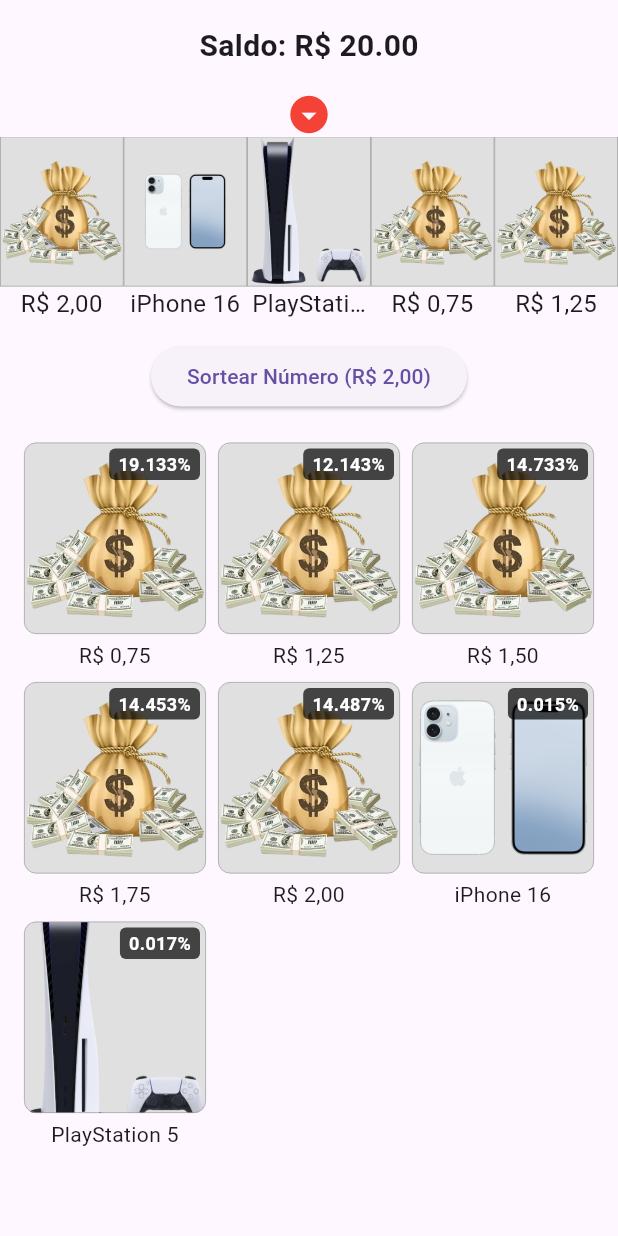
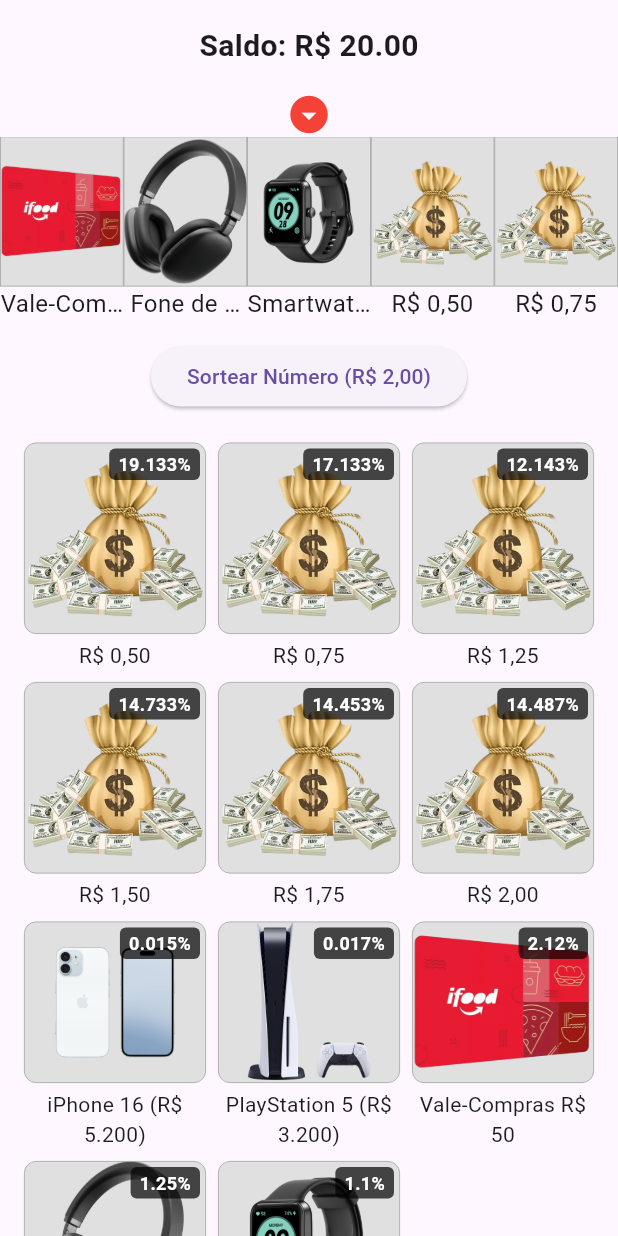
Before and after one commit to joaoconstancio1/genie_luck, a Flutter app: the screen it shows after launch, on a phone screen of 412 x 824 dp. Run offline on Flutter 3.47's test engine with Material 3 defaults, Android fonts, the phone set to English and light mode, and no system bars.

Commit message:
Update image fit style in GenieSlider and enhance SliderItemModel with new items and adjusted probabilities

```diff
--- a/lib/genie_slider/data/slider_items_model.dart
+++ b/lib/genie_slider/data/slider_items_model.dart
@@ -24,60 +24,79 @@ class SliderItemModel {
   static List<SliderItemModel> generateItems() {
     List<SliderItemModel> items = [
       SliderItemModel(
-        index: 0,
-        title: 'R\$ 0,75',
-        value: 0.75,
+        title: 'R\$ 0,50',
+        value: 0.50,
         image: 'assets/images/money.png',
         probability: 19.133,
       ),
       SliderItemModel(
-        index: 1,
+        title: 'R\$ 0,75',
+        value: 0.75,
+        image: 'assets/images/money.png',
+        probability: 17.133,
+      ),
+      SliderItemModel(
         title: 'R\$ 1,25',
         value: 1.25,
         image: 'assets/images/money.png',
         probability: 12.143,
       ),
       SliderItemModel(
-        index: 2,
         title: 'R\$ 1,50',
         value: 1.50,
         image: 'assets/images/money.png',
         probability: 14.733,
       ),
       SliderItemModel(
-        index: 3,
         title: 'R\$ 1,75',
         image: 'assets/images/money.png',
         value: 1.75,
         probability: 14.453,
       ),
       SliderItemModel(
-        index: 4,
         title: 'R\$ 2,00',
         image: 'assets/images/money.png',
         value: 2.00,
         probability: 14.487,
       ),
       SliderItemModel(
-        index: 5,
-        title: 'iPhone 16',
+        title: 'iPhone 16 (R\$ 5.200)',
         image: 'assets/images/iphone16.png',
-        value: 5500,
+        value: 5200,
         probability: 0.015,
       ),
       SliderItemModel(
-        index: 6,
-        title: 'PlayStation 5',
+        title: 'PlayStation 5 (R\$ 3.200)',
         image: 'assets/images/ps5.png',
         value: 3200,
         probability: 0.017,
+      ),
+      SliderItemModel(
+        title: 'Vale-Compras R\$ 50',
+        value: 50.00,
+        image: 'assets/images/voucher.png',
+        probability: 2.12,
+      ),
+      SliderItemModel(
+        title: 'Fone de Ouvido Bluetooth (R\$ 150)',
+        value: 150.00,
+        image: 'assets/images/headphone.png',
+        probability: 1.25,
+      ),
+      SliderItemModel(
+        title: 'Smartwatch (R\$ 100)',
+        value: 100.00,
+        image: 'assets/images/smartwatch.png',
+        probability: 1.1,
       ),
     ];
 
     double totalRange = 100000;
     double currentMin = 0;
 
-    for (var item in items) {
+    for (int i = 0; i < items.length; i++) {
+      var item = items[i];
+      item.index = i;
       item.minRange = currentMin;
       item.maxRange = currentMin + (totalRange * (item.probability / 100));
       currentMin = item.maxRange!;
--- a/lib/genie_slider/presenter/pages/genie_slider.dart
+++ b/lib/genie_slider/presenter/pages/genie_slider.dart
@@ -195,7 +195,7 @@ class _GenieSliderState extends State<GenieSlider> {
                                       item.image != null
                                           ? DecorationImage(
                                             image: AssetImage(item.image!),
-                                            fit: BoxFit.cover,
+                                            fit: BoxFit.contain,
                                           )
                                           : null,
                                   borderRadius: BorderRadius.circular(8.0),
@@ -212,8 +212,6 @@ class _GenieSliderState extends State<GenieSlider> {
                                 item.title ?? '',
                                 style: const TextStyle(fontSize: 14),
                                 textAlign: TextAlign.center,
-                                maxLines: 1,
-                                overflow: TextOverflow.ellipsis,
                               ),
                             ),
                           ],
```
Also changed, not shown: assets/images/headphone.png (added), assets/images/smartwatch.png (added), assets/images/voucher.png (added).
